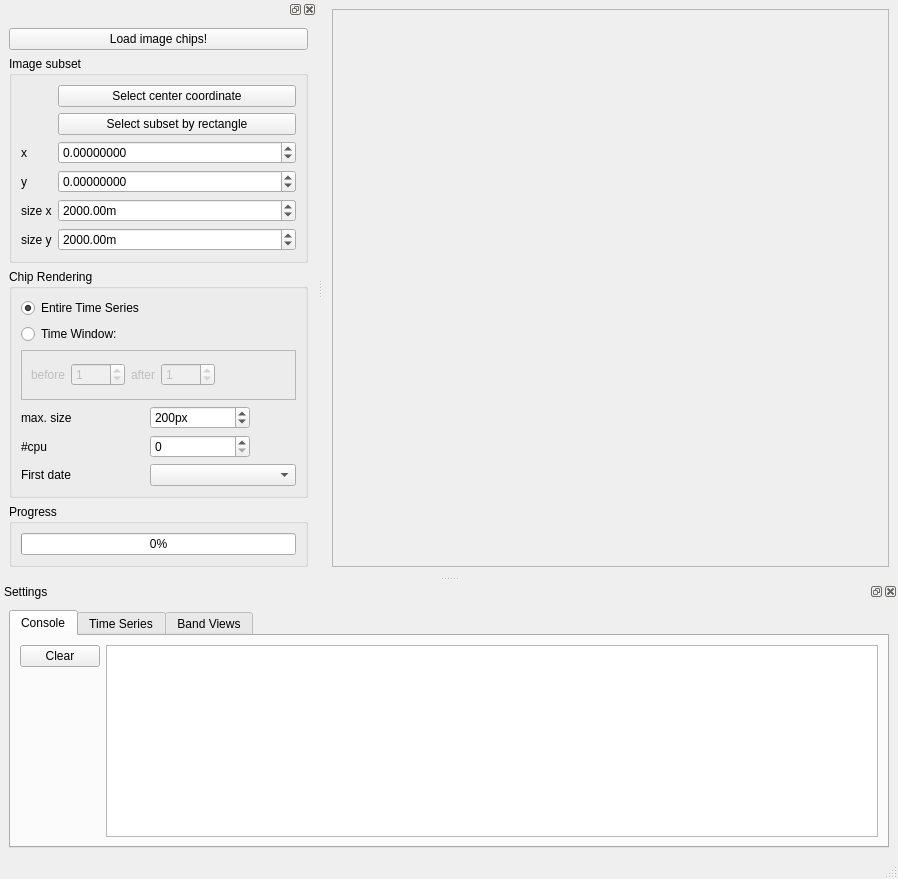
Before: the Qt Designer form sensecarbon_tsv_gui_base.ui in jakimowb/eo-time-series-viewer, drawn with Qt 5.
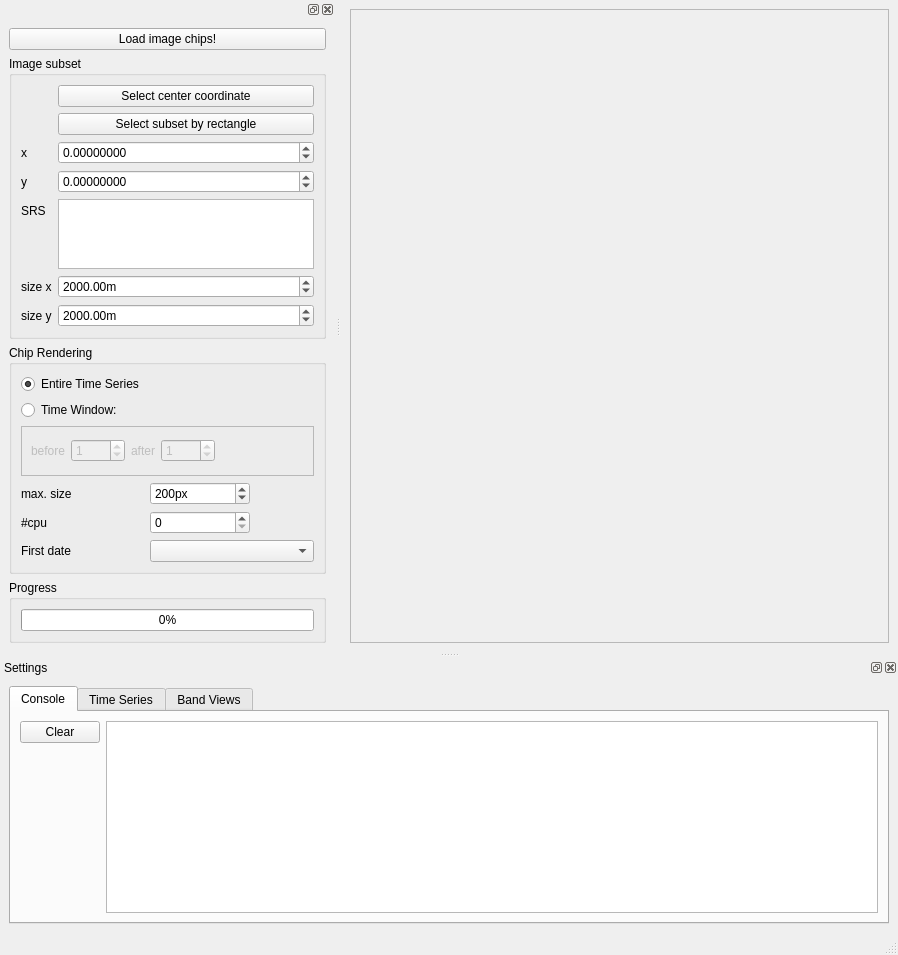
After: the same form once the commit is applied.

Commit message: added SRS text box

```diff
--- a/sensecarbon_tsv_gui_base.ui
+++ b/sensecarbon_tsv_gui_base.ui
@@ -409,14 +409,14 @@
           </property>
          </widget>
         </item>
-        <item row="4" column="0">
+        <item row="5" column="0">
          <widget class="QLabel" name="label_2">
           <property name="text">
            <string>size x</string>
           </property>
          </widget>
         </item>
-        <item row="5" column="0">
+        <item row="6" column="0">
          <widget class="QLabel" name="label_5">
           <property name="text">
            <string>size y</string>
@@ -433,7 +433,7 @@
           </property>
          </widget>
         </item>
-        <item row="4" column="1">
+        <item row="5" column="1">
          <widget class="QDoubleSpinBox" name="doubleSpinBox_subset_size_x">
           <property name="suffix">
            <string>m</string>
@@ -452,7 +452,7 @@
           </property>
          </widget>
         </item>
-        <item row="5" column="1">
+        <item row="6" column="1">
          <widget class="QDoubleSpinBox" name="doubleSpinBox_subset_size_y">
           <property name="suffix">
            <string>m</string>
@@ -471,6 +471,26 @@
           </property>
          </widget>
         </item>
+        <item row="4" column="1">
+         <widget class="QPlainTextEdit" name="tb_srs_info">
+          <property name="enabled">
+           <bool>true</bool>
+          </property>
+          <property name="readOnly">
+           <bool>true</bool>
+          </property>
+         </widget>
+        </item>
+        <item row="4" column="0">
+         <widget class="QLabel" name="label_7">
+          <property name="toolTip">
+           <string>Spatial Reference System (SRS) of center coordinate</string>
+          </property>
+          <property name="text">
+           <string>SRS</string>
+          </property>
+         </widget>
+        </item>
        </layout>
       </widget>
      </item>
```
Left out of the diff: 8 changed lines with no effect on the pictures.
